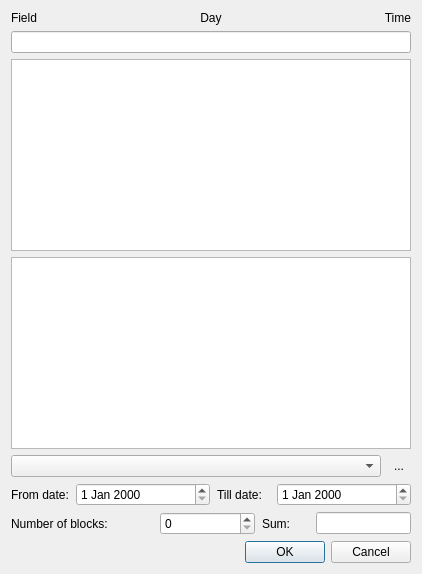
Before: the Qt Designer form bookingdialog.ui in lamouski/TCN, drawn with Qt 5.
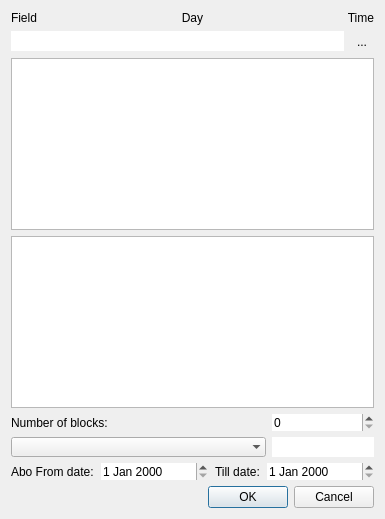
After: the same form once the commit is applied.

Commit message: representation of the canceled booking different colors for different types of bookings preparation for consistent booking flow (check, add, update, cancel)

The edit to the form file:
```diff
--- a/bookingdialog.ui
+++ b/bookingdialog.ui
@@ -6,8 +6,8 @@
    <rect>
     <x>0</x>
     <y>0</y>
-    <width>422</width>
-    <height>574</height>
+    <width>385</width>
+    <height>519</height>
    </rect>
   </property>
   <property name="windowTitle">
@@ -17,7 +17,7 @@
    <property name="topMargin">
     <number>11</number>
    </property>
-   <item row="6" column="0" colspan="2">
+   <item row="8" column="0" colspan="3">
     <widget class="QWidget" name="m_abo_date_widget" native="true">
      <property name="enabled">
       <bool>true</bool>
@@ -41,12 +41,16 @@
       <item>
        <widget class="QLabel" name="label_1">
         <property name="text">
-         <string>From date:</string>
+         <string>Abo From date:</string>
         </property>
        </widget>
       </item>
       <item>
-       <widget class="QDateEdit" name="m_start_abo_date"/>
+       <widget class="QDateEdit" name="m_start_abo_date">
+        <property name="frame">
+         <bool>false</bool>
+        </property>
+       </widget>
       </item>
       <item>
        <widget class="QLabel" name="label_2">
@@ -58,15 +62,15 @@
       <item>
        <widget class="QDateEdit" name="m_end_abo_date">
         <property name="frame">
-         <bool>true</bool>
+         <bool>false</bool>
         </property>
        </widget>
       </item>
      </layout>
     </widget>
    </item>
-   <item row="1" column="0" colspan="2">
-    <widget class="QWidget" name="widget" native="true">
+   <item row="1" column="0" colspan="3">
+    <widget class="QWidget" name="info_widget" native="true">
      <layout class="QHBoxLayout" name="horizontalLayout_2">
       <property name="leftMargin">
        <number>0</number>
@@ -125,12 +129,74 @@
      </layout>
     </widget>
    </item>
-   <item row="7" column="0" colspan="2">
+   <item row="6" column="0" colspan="3">
+    <widget class="QWidget" name="preis_widget" native="true">
+     <layout class="QHBoxLayout" name="horizontalLayout_4" stretch="5,2">
+      <property name="leftMargin">
+       <number>0</number>
+      </property>
+      <property name="topMargin">
+       <number>0</number>
+      </property>
+      <property name="rightMargin">
+       <number>0</number>
+      </property>
+      <property name="bottomMargin">
+       <number>0</number>
+      </property>
+      <item>
+       <widget class="QComboBox" name="m_combo_price">
+        <property name="editable">
+         <bool>false</bool>
+        </property>
+        <property name="frame">
+         <bool>false</bool>
+        </property>
+       </widget>
+      </item>
+      <item>
+       <widget class="QLineEdit" name="m_summ_line_edit">
+        <property name="frame">
+         <bool>false</bool>
+        </property>
+       </widget>
+      </item>
+     </layout>
+    </widget>
+   </item>
+   <item row="3" column="0" colspan="3">
+    <widget class="QListView" name="m_list_view_members">
+     <property name="frameShadow">
+      <enum>QFrame::Raised</enum>
+     </property>
+    </widget>
+   </item>
+   <item row="10" column="0" colspan="3">
+    <widget class="QDialogButtonBox" name="buttonBox">
+     <property name="orientation">
+      <enum>Qt::Horizontal</enum>
+     </property>
+     <property name="standardButtons">
+      <set>QDialogButtonBox::Cancel|QDialogButtonBox::Ok</set>
+     </property>
+    </widget>
+   </item>
+   <item row="4" column="0" colspan="3">
+    <widget class="QListView" name="m_list_view_blocks">
+     <property name="frameShadow">
+      <enum>QFrame::Raised</enum>
+     </property>
+     <property name="lineWidth">
+      <number>1</number>
+     </property>
+    </widget>
+   </item>
+   <item row="5" column="0" colspan="3">
     <widget class="QWidget" name="m_block_date_widget" native="true">
      <property name="enabled">
       <bool>true</bool>
      </property>
-     <layout class="QHBoxLayout" name="horizontalLayout_3" stretch="3,2,1,2">
+     <layout class="QHBoxLayout" name="horizontalLayout_3" stretch="5,2">
       <property name="spacing">
        <number>7</number>
       </property>
@@ -161,41 +227,25 @@
           <verstretch>0</verstretch>
          </sizepolicy>
         </property>
-       </widget>
-      </item>
-      <item>
-       <widget class="QLabel" name="label_4">
-        <property name="text">
-         <string>Sum:</string>
+        <property name="frame">
+         <bool>false</bool>
         </property>
        </widget>
       </item>
-      <item>
-       <widget class="QLineEdit" name="lineEdit"/>
-      </item>
      </layout>
     </widget>
    </item>
-   <item row="3" column="0" colspan="2">
-    <widget class="QListView" name="m_list_view_members"/>
-   </item>
    <item row="2" column="0" colspan="2">
-    <widget class="QLineEdit" name="m_line_edit_name"/>
-   </item>
-   <item row="5" column="0">
-    <widget class="QComboBox" name="m_combo_price"/>
-   </item>
-   <item row="8" column="0" colspan="2">
-    <widget class="QDialogButtonBox" name="buttonBox">
-     <property name="orientation">
-      <enum>Qt::Horizontal</enum>
+    <widget class="QLineEdit" name="m_line_edit_name">
+     <property name="inputMask">
+      <string/>
      </property>
-     <property name="standardButtons">
-      <set>QDialogButtonBox::Cancel|QDialogButtonBox::Ok</set>
+     <property name="frame">
+      <bool>false</bool>
      </property>
     </widget>
    </item>
-   <item row="5" column="1">
+   <item row="2" column="2">
     <widget class="QToolButton" name="m_mode_tool_button">
      <property name="text">
       <string>...</string>
@@ -211,9 +261,6 @@
      </property>
     </widget>
    </item>
-   <item row="4" column="0" colspan="2">
-    <widget class="QListView" name="m_list_view_blocks"/>
-   </item>
   </layout>
  </widget>
  <resources/>
```
The commit also changes 9 other files.
